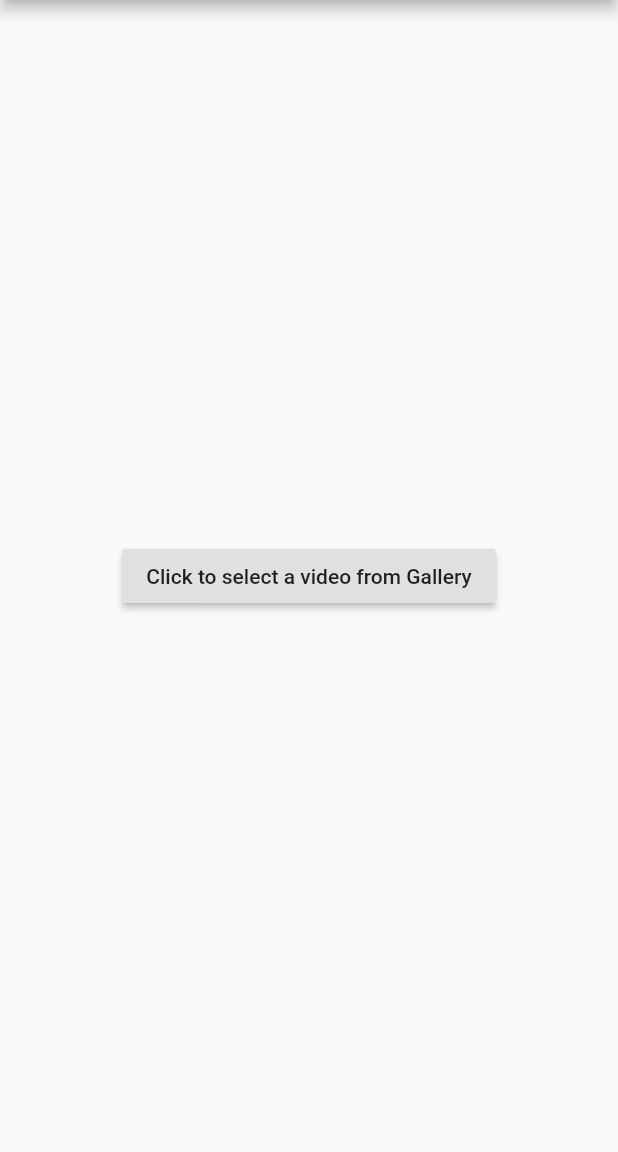
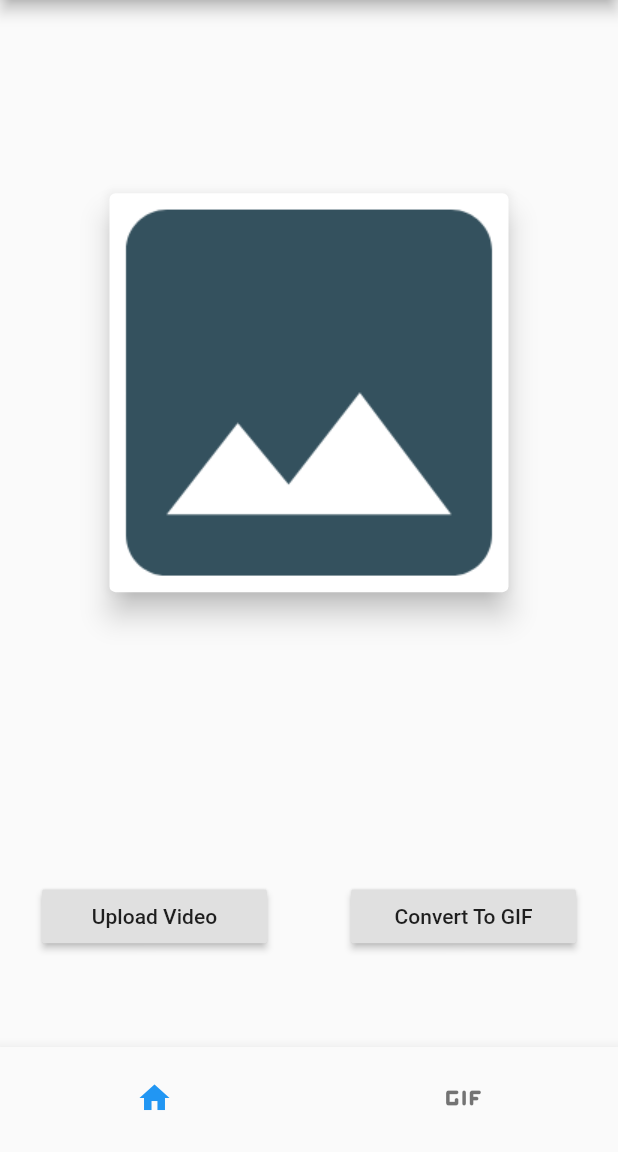
Before and after one commit to gyakhoe/gif_maker, a Flutter app: the screen it shows after launch, on a phone screen of 412 x 824 dp, the part 84-1236 px from its top. Run offline on Flutter 3.47's test engine with Material 2 defaults, Android fonts, the phone set to English and light mode, and no system bars; our stand-ins replace image_picker, video_player; missing offline and left inert: flutter_ffmpeg.

Commit message:
Home UI modified and List view basic added

```diff
--- a/lib/main.dart
+++ b/lib/main.dart
@@ -1,5 +1,6 @@
 import 'package:flutter/material.dart';
-import 'package:gif_maker/views/gif_maker_home.dart';
+import 'package:gif_maker/views/gif_maker_main_view.dart';
+import 'package:gif_maker/views/home_view.dart';
 
 void main() {
   runApp(MyApp());
@@ -15,7 +16,6 @@ class MyApp extends StatelessWidget {
           primarySwatch: Colors.blue,
           visualDensity: VisualDensity.adaptivePlatformDensity,
         ),
-      home: GifMakerHome(),
-    );
+        home: HomeView());
   }
 }
--- /dev/null
+++ b/lib/views/gif_maker_child_view.dart
@@ -0,0 +1,103 @@
+import 'dart:io';
+
+import 'package:flutter/material.dart';
+import 'package:gif_maker/views/gif_maker_main_view.dart';
+
+import 'package:gif_maker/views/video_player_view.dart';
+
+class GifMakerChildView extends StatelessWidget {
+  final String _fileToDisplayPath;
+  final NatureOfFile _natureOfFile;
+  final Function _onUploadVideoPressed;
+  final Function _onConvertGifPressed;
+  const GifMakerChildView({
+    Key key,
+    @required String fileToDisplay,
+    @required Function onUploadVideoPresesed,
+    @required Function onConvertGifPressed,
+    @required NatureOfFile natureOfFile,
+  })  : _fileToDisplayPath = fileToDisplay,
+        _onConvertGifPressed = onConvertGifPressed,
+        _onUploadVideoPressed = onUploadVideoPresesed,
+        _natureOfFile = natureOfFile,
+        super(key: key);
+
+  @override
+  Widget build(BuildContext context) {
+    return Column(
+      children: [
+        Expanded(
+          flex: 3,
+          child: Align(
+            alignment: Alignment.center,
+            child: Card(
+              elevation: 8,
+              child: Padding(
+                  padding: const EdgeInsets.all(8), child: _buildFileView()),
+            ),
+          ),
+        ),
+        Expanded(
+            flex: 1,
+            child: Row(
+              children: [
+                Expanded(
+                  child: Align(
+                    alignment: Alignment.center,
+                    child: _imageSelectButton(),
+                  ),
+                ),
+                Expanded(
+                  child: Align(
+                      alignment: Alignment.center,
+                      child: _convertToGifButton()),
+                ),
+              ],
+            )),
+      ],
+    );
+  }
+
+  Widget _buildFileView() {
+    switch (_natureOfFile) {
+      case NatureOfFile.Asset:
+        return Image.asset(_fileToDisplayPath);
+
+      case NatureOfFile.Gif:
+        return Image.file(File(_fileToDisplayPath));
+
+      case NatureOfFile.Vidoe:
+        return VideoPlayerView(
+          vidoeFile: File(_fileToDisplayPath),
+        );
+
+      case NatureOfFile.Identifying:
+        return CircularProgressIndicator();
+
+      default:
+        return Center(
+          child: Text('File type not provided'),
+        );
+    }
+  }
+
+  Widget _imageSelectButton() {
+    return SizedBox(
+      width: 150,
+      child: RaisedButton(
+        onPressed: _onUploadVideoPressed,
+        child: Text('Upload Video'),
+      ),
+    );
+  }
+
+  Widget _convertToGifButton() {
+    return SizedBox(
+      width: 150,
+      child: RaisedButton(
+        onPressed: _onConvertGifPressed,
+        child: Text('Convert To GIF'),
+      ),
+    );
+  }
+}
--- a/lib/views/gif_maker_home.dart
+++ /dev/null
@@ -1,163 +0,0 @@
-import 'dart:io';
-
-import 'package:flutter/material.dart';
-import 'package:flutter_ffmpeg/flutter_ffmpeg.dart';
-import 'package:gif_maker/views/video_player_view.dart';
-import 'package:image_picker/image_picker.dart';
-import 'package:path_provider/path_provider.dart';
-
-class GifMakerHome extends StatefulWidget {
-  @override
-  _GifMakerHomeState createState() => _GifMakerHomeState();
-}
-
-class _GifMakerHomeState extends State<GifMakerHome> {
-  File _video;
-  ImagePicker _imagePicker;
-  File _createdGif;
-
-  bool _isVideoSelected;
-  FlutterFFmpeg _flutterFFmpeg;
-
-  bool _isGifGenerating;
-
-  @override
-  void initState() {
-    super.initState();
-    _imagePicker = ImagePicker();
-    _isVideoSelected = false;
-    _flutterFFmpeg = FlutterFFmpeg();
-
-    _isGifGenerating = false;
-  }
-
-  @override
-  void dispose() {
-    _video = null;
-    _imagePicker = null;
-    _isVideoSelected = null;
-    _flutterFFmpeg = null;
-    _createdGif = null;
-    super.dispose();
-  }
-
-  @override
-  Widget build(BuildContext context) {
-    return SafeArea(
-      child: Scaffold(
-        appBar: AppBar(
-          title: Text('Gif Maker'),
-        ),
-        body: _isVideoSelected
-            ? Column(
-                children: [
-                  Expanded(
-                    flex: 2,
-                    child: Align(
-                      alignment: Alignment.center,
-                      child: Padding(
-                          padding: const EdgeInsets.all(8),
-                          child: VideoPlayerView(
-                            vidoeFile: _video,
-                          )),
-                    ),
-                  ),
-                  Expanded(
-                    flex: 1,
-                    child: Align(
-                        alignment: Alignment.center,
-                        child: _imageSelecteButton()),
-                  ),
-                  Expanded(
-                    flex: 1,
-                    child: Align(
-                        alignment: Alignment.topCenter,
-                        child: _convertToGifButton()),
-                  ),
-                  Expanded(
-                    flex: 2,
-                    child: Align(
-                      alignment: Alignment.center,
-                      child: _isGifGenerating
-                          ? CircularProgressIndicator()
-                          : _createdGif == null
-                              ? Container()
-                              : Image.file(_createdGif),
-                    ),
-                  ),
-                ],
-              )
-            : Center(
-                child: _imageSelecteButton(),
-              ),
-      ),
-    );
-  }
-
-  Widget _imageSelecteButton() {
-    return RaisedButton(
-      onPressed: () {
-        setState(() {
-          _isVideoSelected = false;
-        });
-        _imagePicker.getVideo(source: ImageSource.gallery).then((pickedFile) {
-          setState(() {
-            _video = File(pickedFile.path);
-            _isVideoSelected = true;
-          });
-        });
-      },
-      child: Text('Click to select a video from Gallery'),
-    );
-  }
-
-  Widget _convertToGifButton() {
-    return RaisedButton(
-      onPressed: () async {
-        Directory appDirectory = await getApplicationDocumentsDirectory();
-        Directory gifDirectory = Directory(appDirectory.path + '/gif');
-        if (!await gifDirectory.exists()) {
-          await gifDirectory.create();
-        }
-
-        final gifOutputFile = gifDirectory.path +
-            DateTime.now().millisecondsSinceEpoch.toString() +
-            '.gif';
-
-        var arguments = [
-          '-i',
-          _video.path,
-          '-t',
-          '2.5',
-          '-ss',
-          '2.0',
-          '-f',
-          'gif',
-          gifOutputFile,
-        ];
-
-        setState(() {
-          _isGifGenerating = true;
-        });
-
-        int result = await _flutterFFmpeg.executeWithArguments(arguments);
-
-        if (result == 0) {
-          setState(() {
-            _isGifGenerating = false;
-            _createdGif = File(gifOutputFile);
-          });
-        } else {
-          setState(() {
-            _isGifGenerating = false;
-            Scaffold.of(context).showSnackBar(SnackBar(
-              content: Text(
-                  'Error occured while generating your gif. Please try shorter file.'),
-            ));
-          });
-        }
-      },
-      child: Text('Convert to GIF'),
-    );
-  }
-}
--- /dev/null
+++ b/lib/views/gif_maker_main_view.dart
@@ -0,0 +1,142 @@
+import 'dart:io';
+
+import 'package:flutter/material.dart';
+import 'package:flutter_ffmpeg/flutter_ffmpeg.dart';
+import 'package:gif_maker/views/gif_maker_child_view.dart';
+
+import 'package:image_picker/image_picker.dart';
+import 'package:path_provider/path_provider.dart';
+
+class GifMakerMainView extends StatefulWidget {
+  final String assetImagePath = 'assets/images/photo-placeholder-250.png';
+  @override
+  _GifMakerMainState createState() => _GifMakerMainState();
+}
+
+enum NatureOfFile { Vidoe, Asset, Gif, Identifying }
+
+class _GifMakerMainState extends State<GifMakerMainView> {
+  String _filePath;
+  NatureOfFile _fileType;
+  Directory gifDirectory;
+  FlutterFFmpeg _flutterFFmpeg;
+
+  @override
+  void initState() {
+    super.initState();
+
+    _filePath = widget.assetImagePath;
+
+    _fileType = NatureOfFile.Asset;
+    _flutterFFmpeg = FlutterFFmpeg();
+    getApplicationDocumentsDirectory().then((value) {
+      gifDirectory = Directory(value.path + '/gif');
+      gifDirectory.exists().then((exists) {
+        if (!exists) {
+          print('Gif directory not available. Creating one');
+          gifDirectory.create();
+        } else {
+          print('Gif directory path ${gifDirectory.path}');
+          print('Directory available');
+        }
+      });
+    });
+  }
+
+  @override
+  Widget build(BuildContext context) {
+    return GifMakerChildView(
+      fileToDisplay: _filePath,
+      onConvertGifPressed: _onConvertGifPressed,
+      onUploadVideoPresesed: _onUplaodVideoPressed,
+      natureOfFile: _fileType,
+    );
+  }
+
+  void _onUplaodVideoPressed() {
+    print('Upload video activity here');
+    setState(() {
+      _fileType = NatureOfFile.Identifying;
+    });
+    ImagePicker().getVideo(source: ImageSource.gallery).then((selectedVideo) {
+      setState(() {
+        if (selectedVideo != null) {
+          _filePath = selectedVideo.path;
+          print(_filePath);
+          _fileType = NatureOfFile.Vidoe;
+        } else {
+          _filePath = widget.assetImagePath;
+          _fileType = NatureOfFile.Asset;
+          _showErrorSnackBar(
+            errorMessage: 'Filed to upload video',
+          );
+        }
+      });
+    });
+  }
+
+  void _onConvertGifPressed() async {
+    print('Convert to gif here');
+
+    if (_fileType == NatureOfFile.Gif || _fileType == NatureOfFile.Asset) {
+      print('we are here');
+      _showErrorSnackBar(errorMessage: 'Upload Video First');
+    } else {
+      setState(() {
+        _fileType = NatureOfFile.Identifying;
+      });
+      final gifOutputFile = gifDirectory.path +
+          '/' +
+          DateTime.now().millisecondsSinceEpoch.toString() +
+          '.gif';
+      print('Gif out file $gifOutputFile');
+      final arguments = [
+        '-i',
+        _filePath,
+        '-t',
+        '2.5',
+        '-ss',
+        '2.0',
+        '-f',
+        'gif',
+        gifOutputFile,
+      ];
+
+      _flutterFFmpeg.executeWithArguments(arguments).then((result) {
+        setState(() {
+          if (result == 0) {
+            _filePath = gifOutputFile;
+            _fileType = NatureOfFile.Gif;
+          } else {
+            _filePath = widget.assetImagePath;
+            _fileType = NatureOfFile.Asset;
+            _showErrorSnackBar(
+                errorMessage: 'Filed to generate GIF. Try Again');
+          }
+        });
+      });
+    }
+  }
+
+  void _showErrorSnackBar({
+    @required String errorMessage,
+  }) {
+    Scaffold.of(context).hideCurrentSnackBar();
+    Scaffold.of(context).showSnackBar(SnackBar(
+      content: Row(
+        mainAxisAlignment: MainAxisAlignment.center,
+        crossAxisAlignment: CrossAxisAlignment.center,
+        children: [
+          Icon(
+            Icons.error,
+            color: Colors.red,
+          ),
+          SizedBox(
+            width: 5,
+          ),
+          Text(errorMessage),
+        ],
+      ),
+    ));
+  }
+}
--- /dev/null
+++ b/lib/views/home_view.dart
@@ -0,0 +1,57 @@
+import 'package:flutter/material.dart';
+import 'package:gif_maker/views/gif_list_view.dart';
+import 'package:gif_maker/views/gif_maker_main_view.dart';
+
+class HomeView extends StatefulWidget {
+  @override
+  _HomeViewState createState() => _HomeViewState();
+}
+
+class _HomeViewState extends State<HomeView> {
+  int _selectedIndex;
+  List<Widget> views;
+
+  @override
+  void initState() {
+    super.initState();
+    _selectedIndex = 0;
+    views = [GifMakerMainView(), GifListView()];
+  }
+
+  @override
+  Widget build(BuildContext context) {
+    return SafeArea(
+      child: Scaffold(
+        appBar: AppBar(
+          title: Text('Gif Maker'),
+        ),
+        body: views.elementAt(_selectedIndex),
+        bottomNavigationBar: BottomNavigationBar(
+          showSelectedLabels: false,
+          showUnselectedLabels: false,
+          selectedItemColor: Theme.of(context).primaryColor,
+          currentIndex: _selectedIndex,
+          onTap: (value) {
+            setState(() {
+              _selectedIndex = value;
+            });
+          },
+          items: [
+            BottomNavigationBarItem(
+              icon: Icon(Icons.home),
+              backgroundColor: Colors.pink,
+              label: 'Home',
+            ),
+            BottomNavigationBarItem(
+              icon: Icon(
+                Icons.gif_rounded,
+                size: 40,
+              ),
+              label: 'GIF',
+            ),
+          ],
+        ),
+      ),
+    );
+  }
+}
--- a/pubspec.yaml
+++ b/pubspec.yaml
@@ -23,3 +23,6 @@ dev_dependencies:
 
 flutter:
   uses-material-design: true
+
+  assets:
+    - assets/images/
```
Also changed, not shown: lib/views/gif_list_view.dart (added, +15 -0 lines), assets/images/photo-placeholder-250.png (added), assets/images/placeholder-icon.png (added), 1 other file. Lines whose indentation alone changed are shown as unchanged.
